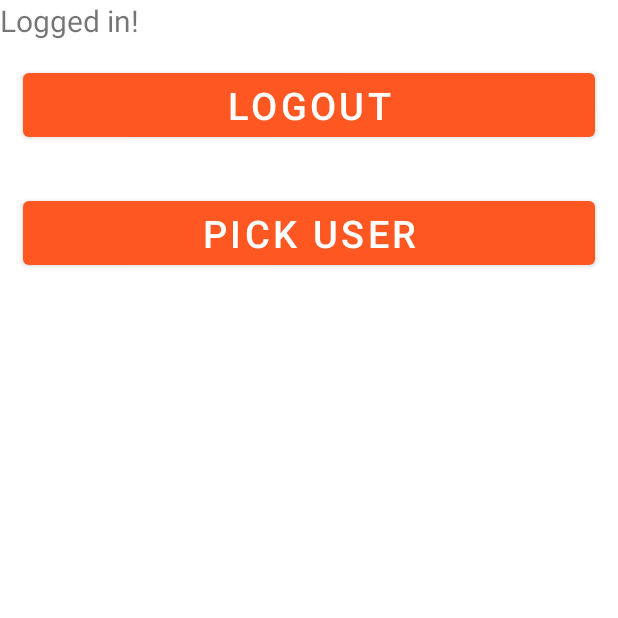
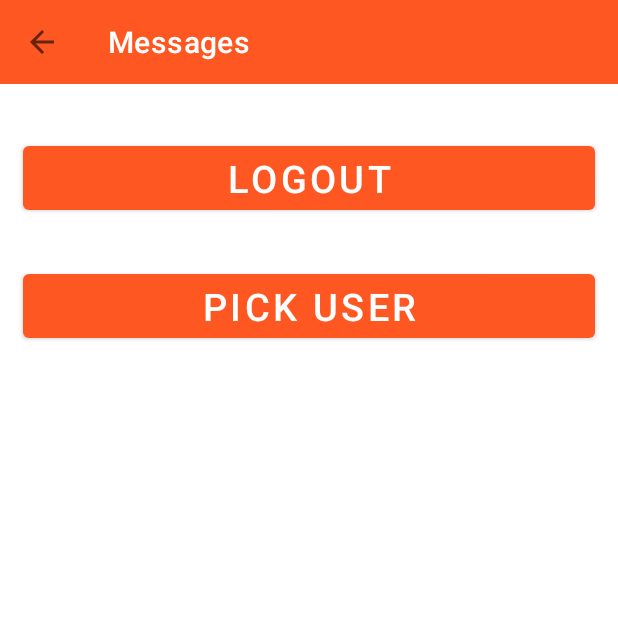
Before and after one commit to VuongwNguyen/vcsbExpress, an Android app: the ChatsActivity screen opened directly, with no data from a screen before it, on a phone screen of 412 x 824 dp, the top half of it. Run offline under Robolectric (Android 15) with nearby library versions, the phone set to English and light mode, and no system bars; our stand-ins replace Room's generated code; network calls fail; Roboto replaces fonts that are not available here; 1 statement that could not run was skipped.

Commit message:
update chat

```diff
--- a/app/src/main/AndroidManifest.xml
+++ b/app/src/main/AndroidManifest.xml
@@ -47,7 +47,7 @@
             android:exported="false" />
         <activity
             android:name=".activities.ChatActivity"
-            android:exported="false" />
+            android:exported="false"/>
         <activity
             android:name=".activities.ProductDetailActivity"
             android:exported="false"
--- a/app/src/main/java/com/example/aexpress/activities/ChatActivity.java
+++ b/app/src/main/java/com/example/aexpress/activities/ChatActivity.java
@@ -366,7 +366,7 @@ public class ChatActivity extends AppCompatActivity {
         actionBar.setDisplayHomeAsUpEnabled(false);
         actionBar.setHomeButtonEnabled(false);
         actionBar.setTitle(null);
-        Tools.setSystemBarColorInt(this, Color.parseColor("#054D44"));
+        Tools.setSystemBarColorInt(this, Color.parseColor("#FF5722"));
     }
 
 }
--- a/app/src/main/java/com/example/aexpress/activities/ChatsActivity.java
+++ b/app/src/main/java/com/example/aexpress/activities/ChatsActivity.java
@@ -2,15 +2,18 @@ package com.example.aexpress.activities;
 
 import android.content.Context;
 import android.content.Intent;
+import android.graphics.Color;
 import android.os.Bundle;
 import android.os.Handler;
 import android.util.Log;
+import android.view.MenuItem;
 import android.view.View;
 import android.widget.Button;
 import android.widget.Toast;
 
 import androidx.annotation.Nullable;
 import androidx.appcompat.app.AppCompatActivity;
+import androidx.appcompat.widget.Toolbar;
 import androidx.lifecycle.LifecycleOwner;
 import androidx.lifecycle.Observer;
 
@@ -33,6 +36,25 @@ public class ChatsActivity extends AppCompatActivity {
         databaseRepository = new DatabaseRepository(context);
         bind_views();
         get_logged_in_user();
+
+        Toolbar toolbar = findViewById(R.id.toolbar);
+        setSupportActionBar(toolbar);
+
+        getSupportActionBar().setTitle("Messages");
+
+        getSupportActionBar().setDisplayHomeAsUpEnabled(true);
+    }
+
+
+    public boolean onOptionsItemSelected(MenuItem item) {
+        int id = item.getItemId();
+
+        if (id == android.R.id.home) {
+            onBackPressed();
+            return true;
+        }
+
+        return super.onOptionsItemSelected(item);
     }
 
     private void get_logged_in_user() {
--- a/app/src/main/res/layout/activity_chats.xml
+++ b/app/src/main/res/layout/activity_chats.xml
@@ -1,16 +1,26 @@
 <?xml version="1.0" encoding="utf-8"?>
-<LinearLayout xmlns:android="http://schemas.android.com/apk/res/android"
+<RelativeLayout xmlns:android="http://schemas.android.com/apk/res/android"
     xmlns:tools="http://schemas.android.com/tools"
     android:layout_width="match_parent"
     android:layout_height="match_parent"
-    android:orientation="vertical"
-    tools:context=".activity.ChatsActivity">
+    xmlns:app="http://schemas.android.com/apk/res-auto"
+    tools:context=".activities.ChatsActivity">
 
-    <TextView
-        android:layout_width="wrap_content"
+    <!-- Toolbar -->
+    <androidx.appcompat.widget.Toolbar
+        android:id="@+id/toolbar"
+        app:titleTextColor="@color/white"
+        android:layout_width="match_parent"
         android:layout_height="wrap_content"
-        android:text="Logged in!"
-        android:textSize="20dp" />
+        android:background="@color/orange"/>
+
+    <!-- Main Content Layout -->
+    <LinearLayout
+        android:layout_marginTop="20dp"
+        android:layout_width="match_parent"
+        android:layout_height="wrap_content"
+        android:layout_below="@id/toolbar"
+        android:orientation="vertical">
 
         <Button
             android:id="@+id/btn_logout"
@@ -19,6 +29,7 @@
             android:layout_margin="@dimen/spacing_large"
             android:text="LOGOUT"
             android:textSize="25dp" />
+
         <Button
             android:id="@+id/btn_pick_user"
             android:layout_width="match_parent"
@@ -26,5 +37,5 @@
             android:layout_margin="@dimen/spacing_large"
             android:text="PICK USER"
             android:textSize="25dp" />
-
     </LinearLayout>
+</RelativeLayout>
```
Also changed, not shown: app/src/main/java/com/example/aexpress/activities/UsersActivity.java (+17 -0 lines), app/src/main/res/layout/activity_chat.xml (+6 -7 lines), app/src/main/res/layout/activity_login.xml (+4 -4 lines), app/src/main/res/layout/activity_register.xml (+4 -4 lines), app/src/main/res/drawable/whatsapp_logo.png. Lines whose indentation alone changed are shown as unchanged.
